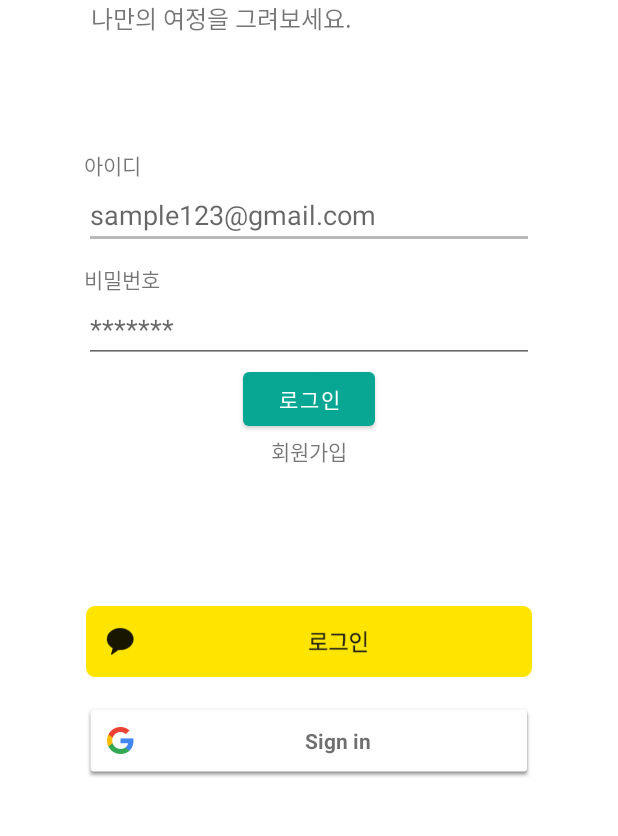
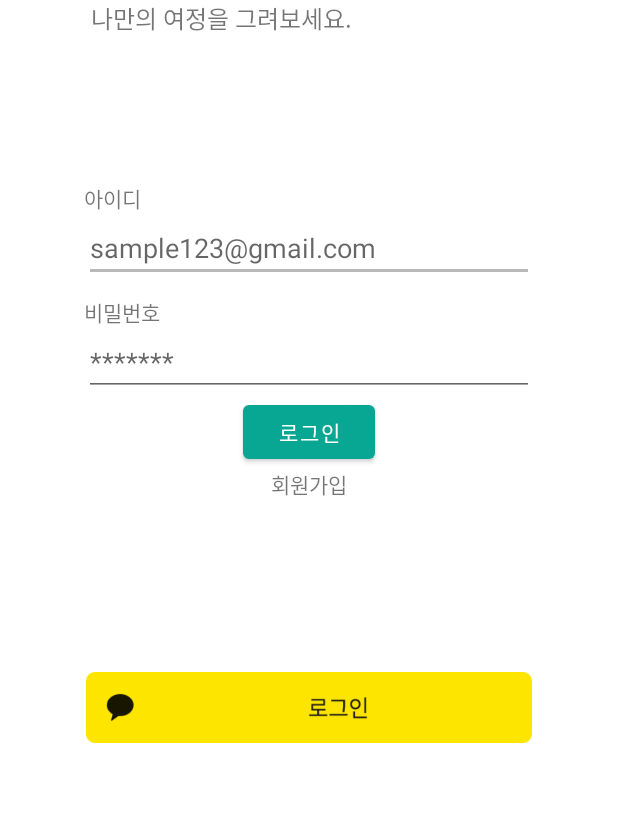
Before and after one commit to Cheetozzeong/Artwalk, an Android app: the LoginMainFragment screen opened directly, with no data from a screen before it, on a phone screen of 412 x 824 dp, the part 344-1180 px from its top. Run offline under Robolectric (Android 15) with nearby library versions, the phone set to English and light mode, and no system bars; our stand-ins replace Dagger/Hilt's generated code, data binding; libraries missing offline, so code that uses them is left out: com.kakao.sdk; network calls fail; 1 statement that could not run was skipped.

Commit message:
Fix: 수정 에니메이션 반복 관련 및 구글 로그인 버튼 삭제[S08P12A401-358]

```diff
--- a/Artwalk_Android/app/src/main/res/anim/rotate.xml
+++ b/Artwalk_Android/app/src/main/res/anim/rotate.xml
@@ -8,7 +8,7 @@
         android:pivotX="50%"
         android:pivotY="50%"
         android:repeatMode="reverse"
-        android:repeatCount="@integer/material_motion_duration_short_2"
+        android:repeatCount="infinite"
         />
 
 </set>
--- a/Artwalk_Android/app/src/main/res/layout/fragment_login_main.xml
+++ b/Artwalk_Android/app/src/main/res/layout/fragment_login_main.xml
@@ -109,11 +109,11 @@
                 android:src="@drawable/login_kakao"
                 android:padding="1dp" />
 
-            <com.google.android.gms.common.SignInButton
-                android:id="@+id/button_google_login"
-                android:layout_width="300dp"
-                android:layout_height="50dp"
-                android:layout_marginTop="16dp"/>
+<!--            <com.google.android.gms.common.SignInButton-->
+<!--                android:id="@+id/button_google_login"-->
+<!--                android:layout_width="300dp"-->
+<!--                android:layout_height="50dp"-->
+<!--                android:layout_marginTop="16dp"/>-->
 
         </LinearLayout>
 
```
